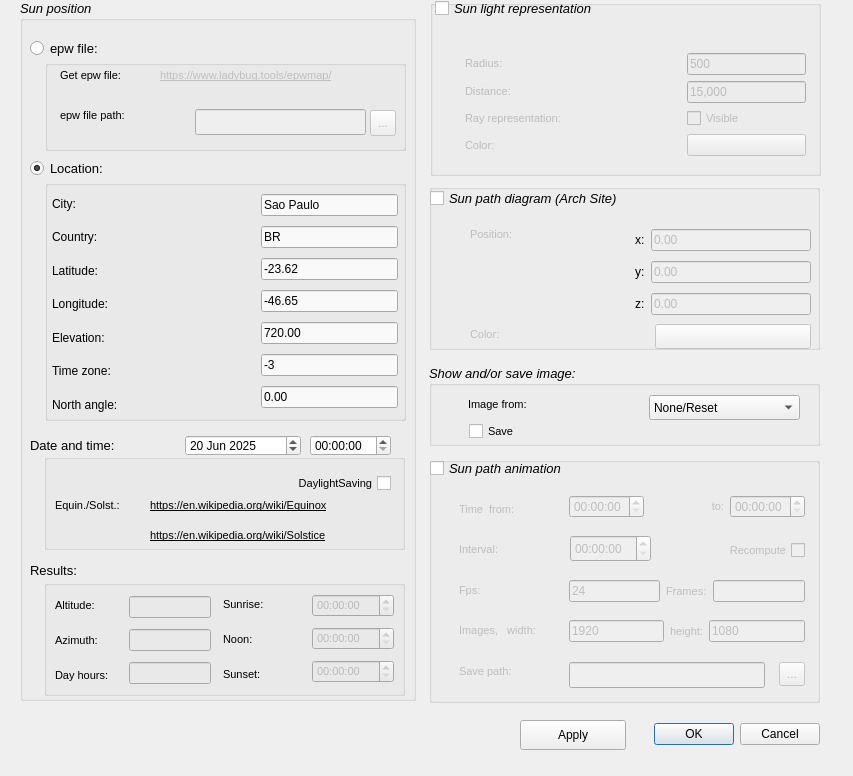
Before: the Qt Designer form SunSetup.ui in Francisco-Rosa/Solar, drawn with Qt 5.
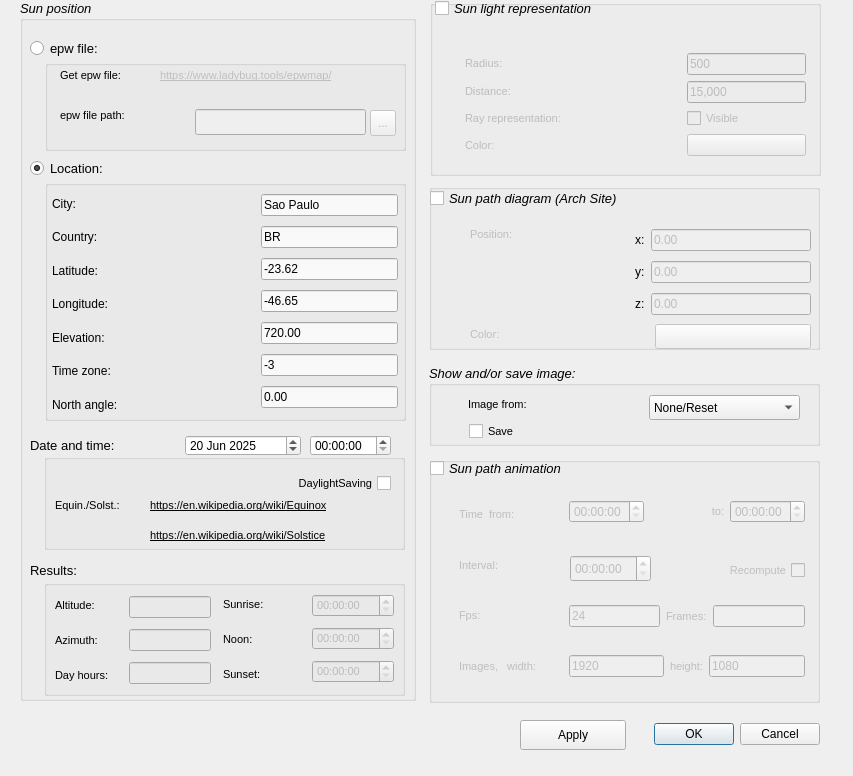
After: the same form once the commit is applied.

```diff
--- a/SunSetup.ui
+++ b/SunSetup.ui
@@ -1318,7 +1318,7 @@
     <property name="geometry">
      <rect>
       <x>255</x>
-      <y>80</y>
+      <y>100</y>
       <width>121</width>
       <height>27</height>
      </rect>
@@ -1420,28 +1420,13 @@
        </property>
       </widget>
      </item>
-     <item>
-      <widget class="QLabel" name="label">
-       <property name="enabled">
-        <bool>false</bool>
-       </property>
-       <property name="font">
-        <font>
-         <pointsize>8</pointsize>
-        </font>
-       </property>
-       <property name="text">
-        <string>Save path:</string>
-       </property>
-      </widget>
-     </item>
     </layout>
    </widget>
    <widget class="QWidget" name="layoutWidget">
     <property name="geometry">
      <rect>
       <x>140</x>
-      <y>35</y>
+      <y>40</y>
       <width>236</width>
       <height>29</height>
      </rect>
@@ -1500,59 +1485,11 @@
      </item>
     </layout>
    </widget>
-   <widget class="QLineEdit" name="lineEdit_Save_path">
-    <property name="enabled">
-     <bool>false</bool>
-    </property>
-    <property name="geometry">
-     <rect>
-      <x>140</x>
-      <y>205</y>
-      <width>196</width>
-      <height>26</height>
-     </rect>
-    </property>
-    <property name="font">
-     <font>
-      <pointsize>9</pointsize>
-     </font>
-    </property>
-    <property name="toolTip">
-     <string>Path for the rendering images
-To generate and save rendered images, 
-it is necessary to install the Movie and 
-Render workbenches.</string>
-    </property>
-   </widget>
-   <widget class="QToolButton" name="toolButton_Save_to">
-    <property name="enabled">
-     <bool>false</bool>
-    </property>
-    <property name="geometry">
-     <rect>
-      <x>350</x>
-      <y>205</y>
-      <width>26</width>
-      <height>24</height>
-     </rect>
-    </property>
-    <property name="font">
-     <font>
-      <pointsize>9</pointsize>
-     </font>
-    </property>
-    <property name="toolTip">
-     <string>Indicate the path to save images</string>
-    </property>
-    <property name="text">
-     <string>...</string>
-    </property>
-   </widget>
    <widget class="QWidget" name="layoutWidget">
     <property name="geometry">
      <rect>
       <x>140</x>
-      <y>120</y>
+      <y>145</y>
       <width>236</width>
       <height>28</height>
      </rect>
@@ -1612,7 +1549,7 @@
     <property name="geometry">
      <rect>
       <x>140</x>
-      <y>160</y>
+      <y>195</y>
       <width>236</width>
       <height>28</height>
      </rect>
@@ -1778,7 +1715,7 @@
    <property name="geometry">
     <rect>
      <x>570</x>
-     <y>535</y>
+     <y>555</y>
      <width>81</width>
      <height>27</height>
     </rect>
```
Left out of the diff: 96 changed lines with no effect on the pictures.
